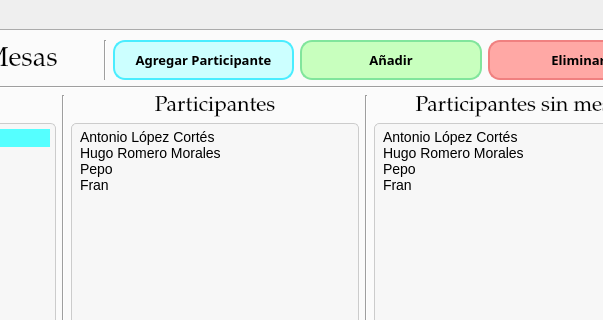
First picture: the form in src/ui/GestionDeEventos.ui, repository IvanJesusCorbalanPascual/Gestor-de-Eventos, before the edit; both pictures show x 259 to 862 and y 207 to 527 of the 948 by 809 pixel window.
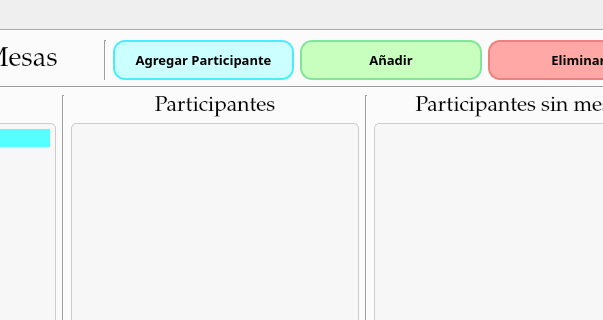
Second picture: the form after the edit. The open tabs and pages were chosen to show the change. Icons and pictures are not drawn.

Diff of the .ui file:
```diff
--- a/src/ui/GestionDeEventos.ui
+++ b/src/ui/GestionDeEventos.ui
@@ -1111,26 +1111,6 @@
     color: black;
 }</string>
               </property>
-              <item>
-               <property name="text">
-                <string>Antonio López Cortés</string>
-               </property>
-              </item>
-              <item>
-               <property name="text">
-                <string>Hugo Romero Morales</string>
-               </property>
-              </item>
-              <item>
-               <property name="text">
-                <string>Pepo</string>
-               </property>
-              </item>
-              <item>
-               <property name="text">
-                <string>Fran</string>
-               </property>
-              </item>
              </widget>
             </item>
            </layout>
@@ -1195,26 +1175,6 @@
     color: black;
 }</string>
               </property>
-              <item>
-               <property name="text">
-                <string>Antonio López Cortés</string>
-               </property>
-              </item>
-              <item>
-               <property name="text">
-                <string>Hugo Romero Morales</string>
-               </property>
-              </item>
-              <item>
-               <property name="text">
-                <string>Pepo</string>
-               </property>
-              </item>
-              <item>
-               <property name="text">
-                <string>Fran</string>
-               </property>
-              </item>
              </widget>
             </item>
            </layout>
```
Left out of the diff: 2 changed lines with no effect on the pictures.
